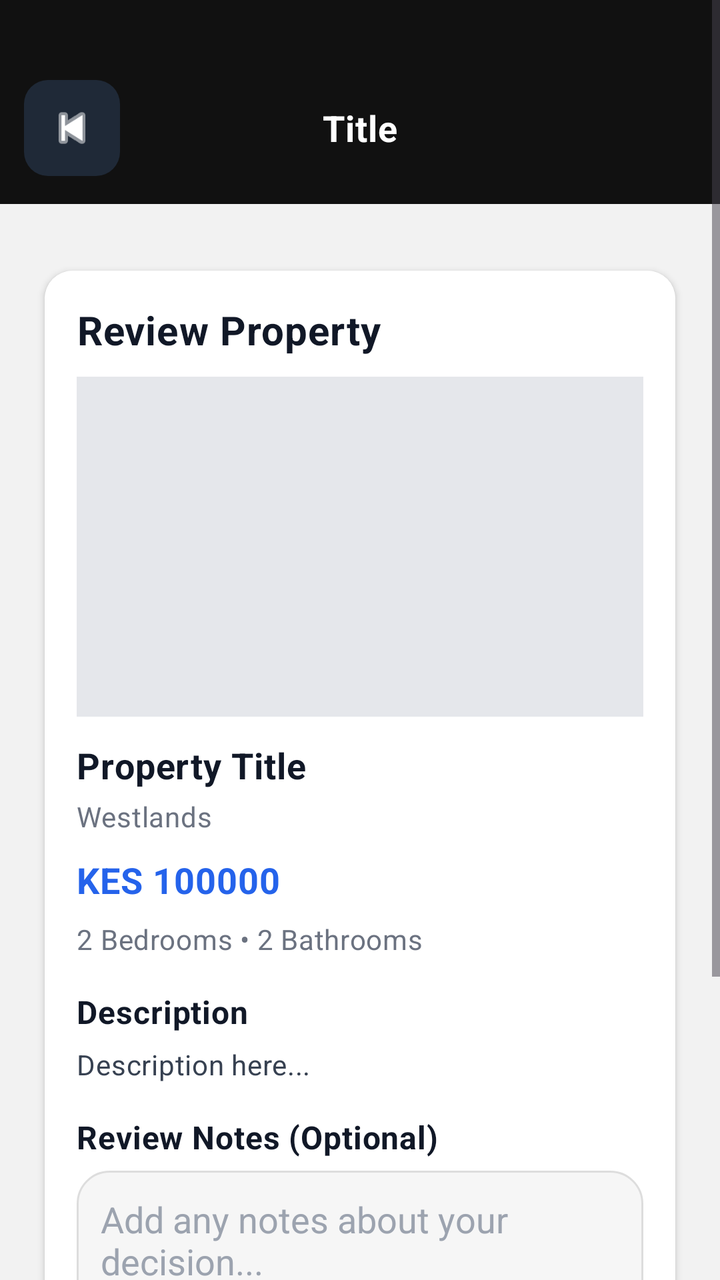
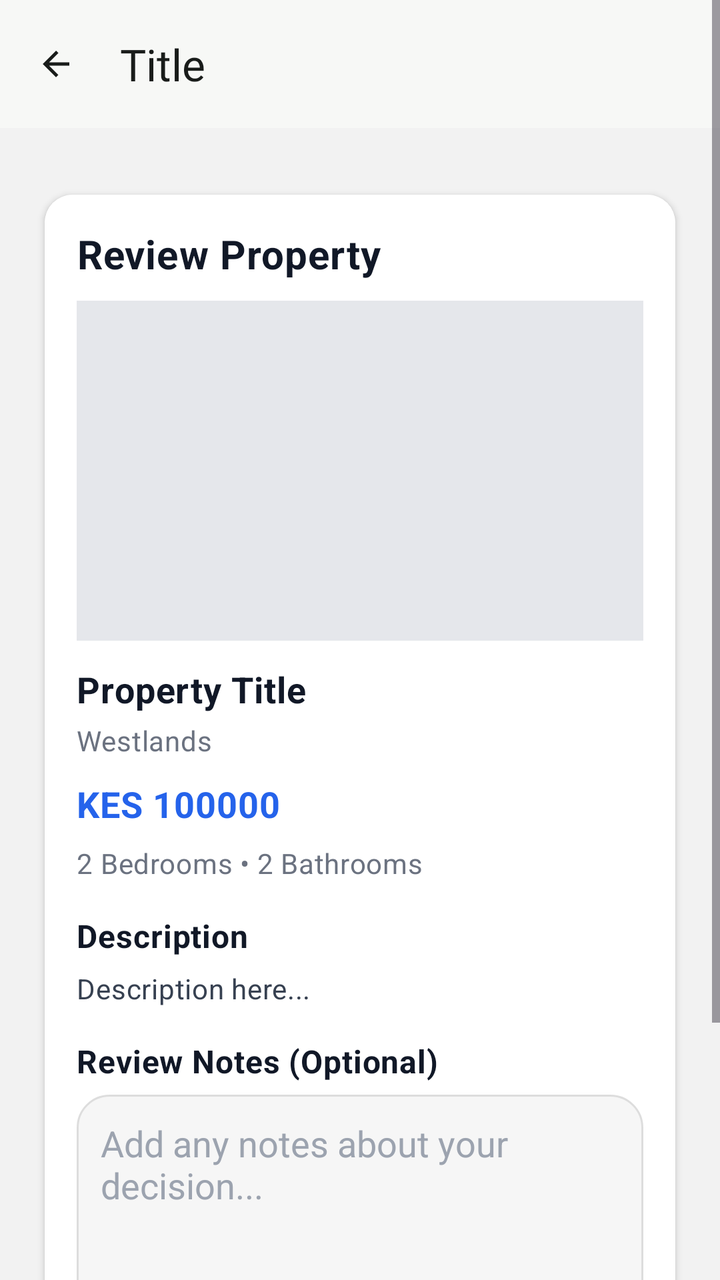

Compare the two renders of this Android layout. The source of the first and the diff that turns it into the second are given below.
<!-- AndroidManifest.xml: application theme Theme.KodiWise -->
<!-- res/layout/activity_admin_review_property.xml -->
<?xml version="1.0" encoding="utf-8"?>
<ScrollView xmlns:android="http://schemas.android.com/apk/res/android"
    xmlns:card_view="http://schemas.android.com/apk/res-auto"
    android:layout_width="match_parent"
    android:layout_height="match_parent"
    android:background="#F2F2F2"
    android:fillViewport="true">

    <LinearLayout
        android:layout_width="match_parent"
        android:layout_height="wrap_content"
        android:orientation="vertical">

        <include layout="@layout/include_back_header" />

        <LinearLayout
            android:layout_width="match_parent"
            android:layout_height="wrap_content"
            android:orientation="vertical"
            android:padding="16dp">

            <androidx.cardview.widget.CardView
                android:layout_width="match_parent"
                android:layout_height="wrap_content"
                android:layout_marginTop="10dp"
                android:layout_marginBottom="14dp"
                android:padding="0dp"
                android:elevation="6dp"
                card_view:cardCornerRadius="14dp"
                card_view:cardUseCompatPadding="true">

                <LinearLayout
                    android:layout_width="match_parent"
                    android:layout_height="wrap_content"
                    android:orientation="vertical"
                    android:padding="16dp"
                    android:background="@android:color/white">

                    <TextView
                        android:layout_width="wrap_content"
                        android:layout_height="wrap_content"
                        android:text="Review Property"
                        android:textStyle="bold"
                        android:textSize="20sp"
                        android:textColor="#111827"
                        android:layout_marginBottom="10dp" />

                    <androidx.recyclerview.widget.RecyclerView
                        android:id="@+id/rvGallery"
                        android:layout_width="match_parent"
                        android:layout_height="170dp"
                        android:background="#E5E7EB"
                        android:padding="8dp"
                        android:overScrollMode="never"
                        android:layout_marginBottom="12dp" />

                    <TextView
                        android:id="@+id/tvTitle"
                        android:layout_width="wrap_content"
                        android:layout_height="wrap_content"
                        android:text="Property Title"
                        android:textStyle="bold"
                        android:textSize="18sp"
                        android:textColor="#111827" />

                    <TextView
                        android:id="@+id/tvLocation"
                        android:layout_width="wrap_content"
                        android:layout_height="wrap_content"
                        android:text="Westlands"
                        android:textSize="14sp"
                        android:textColor="#6B7280"
                        android:layout_marginTop="4dp" />

                    <TextView
                        android:id="@+id/tvPrice"
                        android:layout_width="wrap_content"
                        android:layout_height="wrap_content"
                        android:text="KES 100000"
                        android:textStyle="bold"
                        android:textSize="18sp"
                        android:textColor="#2563EB"
                        android:layout_marginTop="10dp" />

                    <TextView
                        android:id="@+id/tvRooms"
                        android:layout_width="wrap_content"
                        android:layout_height="wrap_content"
                        android:text="2 Bedrooms • 2 Bathrooms"
                        android:textSize="14sp"
                        android:textColor="#6B7280"
                        android:layout_marginTop="8dp" />

                    <TextView
                        android:layout_width="wrap_content"
                        android:layout_height="wrap_content"
                        android:text="Description"
                        android:textStyle="bold"
                        android:textSize="16sp"
                        android:textColor="#111827"
                        android:layout_marginTop="16dp"
                        android:layout_marginBottom="6dp" />

                    <TextView
                        android:id="@+id/tvDescription"
                        android:layout_width="match_parent"
                        android:layout_height="wrap_content"
                        android:text="Description here..."
                        android:textSize="14sp"
                        android:textColor="#374151" />

                    <TextView
                        android:layout_width="wrap_content"
                        android:layout_height="wrap_content"
                        android:text="Review Notes (Optional)"
                        android:textStyle="bold"
                        android:textSize="16sp"
                        android:textColor="#111827"
                        android:layout_marginTop="16dp"
                        android:layout_marginBottom="6dp" />

                    <EditText
                        android:id="@+id/etNotes"
                        android:layout_width="match_parent"
                        android:layout_height="110dp"
                        android:background="@drawable/input_rounded"
                        android:padding="12dp"
                        android:hint="Add any notes about your decision..."
                        android:gravity="top"
                        android:inputType="textMultiLine"
                        android:textColor="#111827"
                        android:textColorHint="#9CA3AF" />

                    <LinearLayout
                        android:layout_width="match_parent"
                        android:layout_height="wrap_content"
                        android:orientation="horizontal"
                        android:layout_marginTop="16dp">

                        <androidx.appcompat.widget.AppCompatButton
                            android:id="@+id/btnApprove"
                            android:layout_width="0dp"
                            android:layout_height="48dp"
                            android:layout_weight="1"
                            android:text="Approve"
                            android:textAllCaps="false"
                            android:textColor="#FFFFFF"
                            android:background="@drawable/btn_black_rounded"
                            android:backgroundTint="@null"
                            android:layout_marginEnd="10dp" />

                        <androidx.appcompat.widget.AppCompatButton
                            android:id="@+id/btnReject"
                            android:layout_width="0dp"
                            android:layout_height="48dp"
                            android:layout_weight="1"
                            android:text="Reject"
                            android:textAllCaps="false"
                            android:textColor="#FFFFFF"
                            android:backgroundTint="@null"
                            android:background="#DC2626" />
                    </LinearLayout>

                    <TextView
                        android:id="@+id/tvStatus"
                        android:layout_width="wrap_content"
                        android:layout_height="wrap_content"
                        android:text=""
                        android:textSize="12sp"
                        android:textColor="#6B7280"
                        android:layout_marginTop="10dp" />

                </LinearLayout>

            </androidx.cardview.widget.CardView>

        </LinearLayout>

    </LinearLayout>
</ScrollView>
<!-- res/layout/include_back_header.xml (included above) -->
<?xml version="1.0" encoding="utf-8"?>
<LinearLayout xmlns:android="http://schemas.android.com/apk/res/android"
    xmlns:app="http://schemas.android.com/apk/res-auto"
    android:id="@+id/backHeaderRoot"
    android:layout_width="match_parent"
    android:layout_height="wrap_content"
    android:orientation="horizontal"
    android:gravity="center_vertical"
    android:background="#111111"
    android:paddingStart="12dp"
    android:paddingEnd="12dp"
    android:paddingTop="40dp"
    android:paddingBottom="14dp">

    <androidx.appcompat.widget.AppCompatImageButton
        android:id="@+id/btnBackHeader"
        android:layout_width="48dp"
        android:layout_height="48dp"
        android:background="@drawable/bg_header_icon"
        android:contentDescription="Back"
        android:padding="10dp"
        android:scaleType="centerInside"
        android:src="@android:drawable/ic_media_previous"
        app:tint="#FFFFFF" />

    <TextView
        android:id="@+id/tvHeaderTitle"
        android:layout_width="0dp"
        android:layout_height="wrap_content"
        android:layout_weight="1"
        android:gravity="center"
        android:text="Title"
        android:textColor="#FFFFFF"
        android:textStyle="bold"
        android:textSize="18sp"
        android:paddingStart="8dp"
        android:paddingEnd="8dp" />

    <Space
        android:layout_width="48dp"
        android:layout_height="48dp" />

</LinearLayout>
<!-- resources referenced by this layout -->
<resources>
  <!-- drawable bg_header_icon (drawable) -->
  <?xml version="1.0" encoding="utf-8"?>
  <shape xmlns:android="http://schemas.android.com/apk/res/android">
      <solid android:color="#1F2937" />
      <corners android:radius="12dp" />
  </shape>
  <style name="Theme.KodiWise" parent="Base.Theme.KodiWise" />
  <color name="kw_primary">#0B5D3B</color>
  <color name="kw_on_primary">#FFFFFF</color>
  <color name="kw_primary_container">#CDEBD9</color>
  <color name="kw_on_primary_container">#002114</color>
  <color name="kw_secondary">#C9A227</color>
  <color name="kw_on_secondary">#1F1B00</color>
  <color name="kw_secondary_container">#FFF1C2</color>
  <color name="kw_on_secondary_container">#3D2F00</color>
  <color name="kw_tertiary">#3E6553</color>
  <color name="kw_on_tertiary">#FFFFFF</color>
  <color name="kw_tertiary_container">#C0EBD4</color>
  <color name="kw_on_tertiary_container">#002114</color>
  <color name="kw_error">#B3261E</color>
  <color name="kw_on_error">#FFFFFF</color>
  <color name="kw_error_container">#F9DEDC</color>
  <color name="kw_on_error_container">#410E0B</color>
  <color name="kw_background">#F7F8F6</color>
  <color name="kw_on_background">#191C1A</color>
  <color name="kw_surface">#FFFFFF</color>
  <color name="kw_on_surface">#191C1A</color>
  <color name="kw_surface_variant">#DCE5DD</color>
  <color name="kw_on_surface_variant">#404943</color>
  <color name="kw_outline">#707973</color>
  <color name="kw_outline_variant">#C0C9C1</color>
  <color name="kw_surface_container_lowest">#FFFFFF</color>
  <color name="kw_surface_container_low">#F2F4F1</color>
  <color name="kw_surface_container">#ECEFEB</color>
  <color name="kw_surface_container_high">#E6E9E5</color>
  <color name="kw_surface_container_highest">#E1E3DF</color>
  <color name="kw_surface_dim">#D8DBD7</color>
  <color name="kw_surface_bright">#F7F8F6</color>
  <color name="kw_inverse_surface">#2E312E</color>
  <color name="kw_inverse_on_surface">#EFF1ED</color>
  <color name="kw_inverse_primary">#8FD5AE</color>
  <style name="Widget.KodiWise.TextView" parent="Widget.AppCompat.TextView">
          <item name="android:textAppearance">@style/TextAppearance.KodiWise.BodyMedium</item>
      </style>
  <style name="TextAppearance.KodiWise.BodyLarge" parent="TextAppearance.Material3.BodyLarge">
          
          <item name="android:textViewStyle">@style/Widget.KodiWise.TextView</item>
      </style>
  <style name="TextAppearance.KodiWise.BodyMedium" parent="TextAppearance.Material3.BodyMedium">
          
          <item name="android:textViewStyle">@style/Widget.KodiWise.TextView</item>
      </style>
  <style name="TextAppearance.KodiWise.BodySmall" parent="TextAppearance.Material3.BodySmall">
          
          <item name="android:textViewStyle">@style/Widget.KodiWise.TextView</item>
      </style>
  <style name="ShapeAppearance.KodiWise.Large" parent="ShapeAppearance.Material3.Corner.Large">
          <item name="cornerFamily">rounded</item>
          <item name="cornerSize">16dp</item>
      </style>
  <style name="Widget.KodiWise.Chip" parent="Widget.Material3.Chip.Filter" />
  <style name="Widget.KodiWise.CheckBox" parent="Widget.Material3.CompoundButton.CheckBox">
          <item name="android:minHeight">48dp</item>
      </style>
  <color name="kw_card">#FFFFFF</color>
  <color name="kw_card_stroke">#E1E5E1</color>
  <style name="Widget.KodiWise.BottomNav.NoIndicator" parent="Widget.Material3.BottomNavigationView.ActiveIndicator">
          <item name="android:color">@android:color/transparent</item>
      </style>
  <!-- unchanged entries left out for length: 21 -->
</resources>

<!-- the commit's change to res/layout/activity_admin_review_property.xml (unified diff, before → after) -->
@@ -1,5 +1,6 @@
 <?xml version="1.0" encoding="utf-8"?>
 <ScrollView xmlns:android="http://schemas.android.com/apk/res/android"
+    android:fitsSystemWindows="true"
     xmlns:card_view="http://schemas.android.com/apk/res-auto"
     android:layout_width="match_parent"
     android:layout_height="match_parent"
@@ -185,40 +186,31 @@
     android:id="@+id/backHeaderRoot"
     android:layout_width="match_parent"
     android:layout_height="wrap_content"
+    android:background="?android:attr/colorBackground"
+    android:gravity="center_vertical"
+    android:minHeight="64dp"
     android:orientation="horizontal"
-    android:gravity="center_vertical"
-    android:background="#111111"
-    android:paddingStart="12dp"
-    android:paddingEnd="12dp"
-    android:paddingTop="40dp"
-    android:paddingBottom="14dp">
-
-    <androidx.appcompat.widget.AppCompatImageButton
+    android:paddingStart="4dp"
+    android:paddingEnd="16dp">
+
+    <com.google.android.material.button.MaterialButton
         android:id="@+id/btnBackHeader"
+        style="@style/Widget.Material3.Button.IconButton"
         android:layout_width="48dp"
         android:layout_height="48dp"
-        android:background="@drawable/bg_header_icon"
-        android:contentDescription="Back"
-        android:padding="10dp"
-        android:scaleType="centerInside"
-        android:src="@android:drawable/ic_media_previous"
-        app:tint="#FFFFFF" />
+        android:contentDescription="@string/back"
+        app:icon="@drawable/ic_arrow_back"
+        app:iconTint="?attr/colorOnSurface" />
 
     <TextView
         android:id="@+id/tvHeaderTitle"
         android:layout_width="0dp"
         android:layout_height="wrap_content"
+        android:layout_marginStart="8dp"
         android:layout_weight="1"
-        android:gravity="center"
-        android:text="Title"
-        android:textColor="#FFFFFF"
-        android:textStyle="bold"
-        android:textSize="18sp"
-        android:paddingStart="8dp"
-        android:paddingEnd="8dp" />
-
-    <Space
-        android:layout_width="48dp"
-        android:layout_height="48dp" />
-
+        android:ellipsize="end"
+        android:singleLine="true"
+        android:text="@string/header_title"
+        android:textAppearance="?attr/textAppearanceTitleLarge"
+        android:textColor="?attr/colorOnSurface" />
 </LinearLayout>
<!-- resource entries referenced after the edit -->
@@ -1,11 +1,20 @@
 <!-- resources referenced by this layout -->
 <resources>
-  <!-- drawable bg_header_icon (drawable) -->
+  <!-- drawable ic_arrow_back (drawable) -->
   <?xml version="1.0" encoding="utf-8"?>
-  <shape xmlns:android="http://schemas.android.com/apk/res/android">
-      <solid android:color="#1F2937" />
-      <corners android:radius="12dp" />
-  </shape>
+  <vector xmlns:android="http://schemas.android.com/apk/res/android"
+      android:width="24dp"
+      android:height="24dp"
+      android:autoMirrored="true"
+      android:tint="?attr/colorControlNormal"
+      android:viewportWidth="24"
+      android:viewportHeight="24">
+      <path
+          android:fillColor="@android:color/white"
+          android:pathData="M20,11H7.83l5.59,-5.59L12,4l-8,8 8,8 1.41,-1.41L7.83,13H20v-2z" />
+  </vector>
+  <string name="back">Back</string>
+  <string name="header_title">Title</string>
   <style name="Theme.KodiWise" parent="Base.Theme.KodiWise" />
   <color name="kw_primary">#0B5D3B</color>
   <color name="kw_on_primary">#FFFFFF</color>
